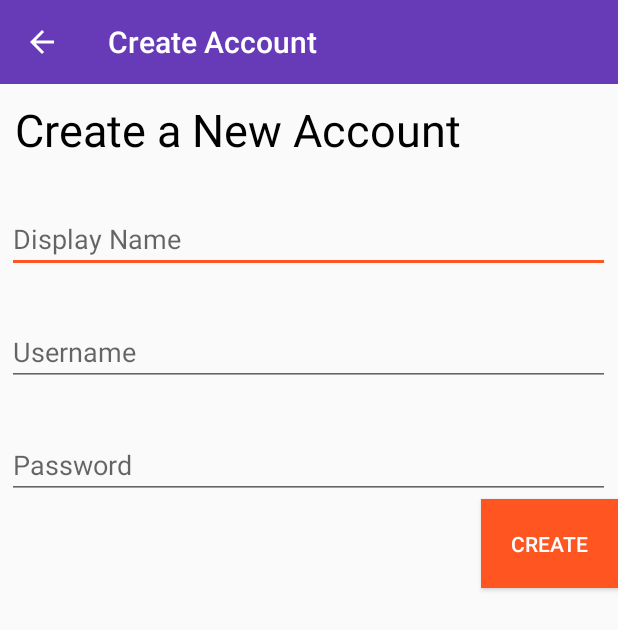
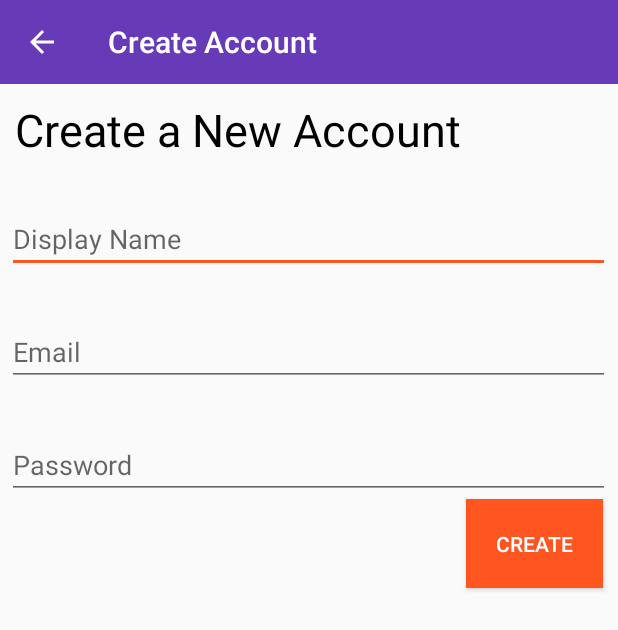
Before and after one commit to Rajnish20/Android, an Android app: the reg_activity screen opened directly, with no data from a screen before it, on a phone screen of 412 x 824 dp. Shown: the top 630 px of the screen. Run offline under Robolectric (Android 15) with nearby library versions, the phone set to English and light mode, and no system bars; our stand-ins replace Firebase (no records; nobody signed in at launch, a user with empty details on screens opened directly).

Commit message:
variable fixed in reg_activity.xml

```diff
--- a/ChatApp/app/src/main/res/layout/activity_reg_activity.xml
+++ b/ChatApp/app/src/main/res/layout/activity_reg_activity.xml
@@ -33,13 +33,13 @@
         android:layout_marginLeft="10dp"/>
 
     <EditText
-        android:id="@+id/username"
+        android:id="@+id/email"
         android:layout_width="match_parent"
         android:layout_height="wrap_content"
         android:layout_below="@+id/display_name"
         android:layout_centerHorizontal="true"
         android:layout_marginTop="30dp"
-        android:hint="Username"
+        android:hint="Email"
         android:layout_marginLeft="10dp"/>
 
 
@@ -47,7 +47,7 @@
         android:id="@+id/password"
         android:layout_width="match_parent"
         android:layout_height="wrap_content"
-        android:layout_below="@+id/username"
+        android:layout_below="@+id/email"
         android:hint="Password"
         android:layout_centerHorizontal="true"
         android:layout_marginTop="30dp"
@@ -62,6 +62,7 @@
         android:background="@color/colorAccent"
         android:padding="20dp"
         android:text="Create"
+        android:layout_marginRight="10dp"
         android:textColor="@android:color/white" />
 
 
```
Also changed, not shown: ChatApp/app/src/main/res/layout/activity_start.xml (+15 -0 lines), 1 other file.
